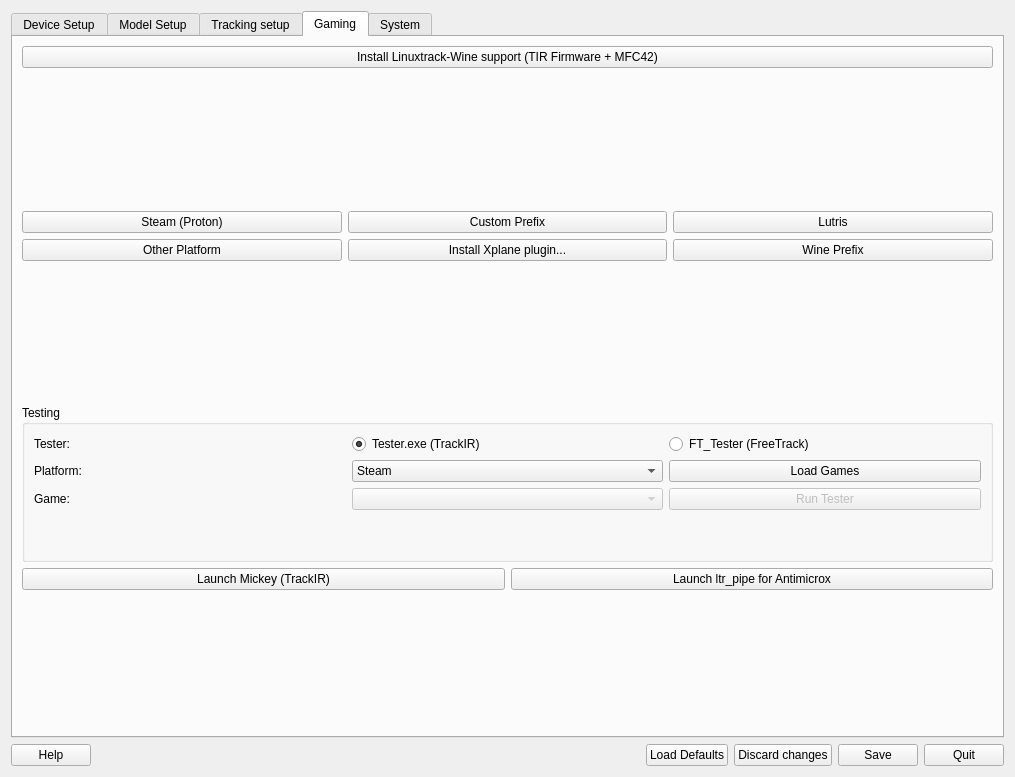
fwfa123/linuxtrackx-ir, file src/qt_gui/ltr.ui: the form before one commit.
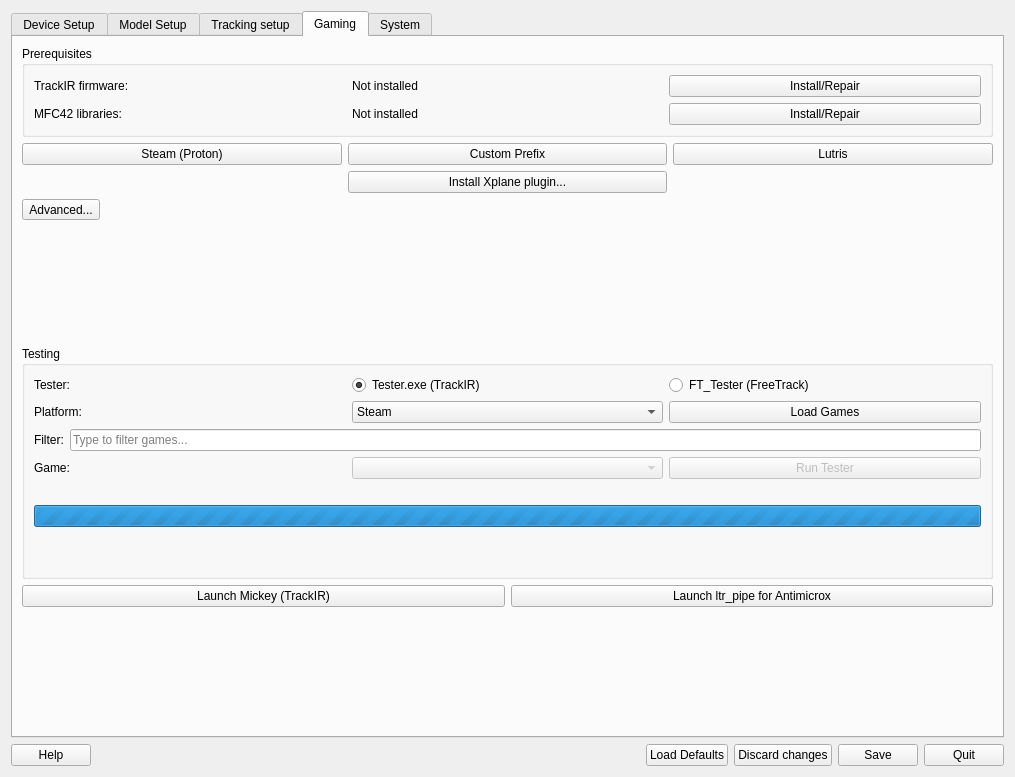
The form after the commit. The open tabs and pages were chosen to show the change. Icons and pictures are not drawn.

Commit message: Gaming tab: prereq gating + Testing UX fixes; platform keying; icon path fixes; i18n sweep (tr()) across GUI; remove legacy advanced buttons; add follow-up tasks doc; build verified

```diff
--- a/src/qt_gui/ltr.ui
+++ b/src/qt_gui/ltr.ui
@@ -120,25 +120,74 @@
       </attribute>
       <layout class="QVBoxLayout" name="gamingTabLayout">
        <item>
-        <widget class="QPushButton" name="InstallTirMfcButton">
-         <property name="text">
-          <string>Install Linuxtrack-Wine support (TIR Firmware + MFC42)</string>
+        <widget class="QGroupBox" name="PrereqGroupBox">
+         <property name="title">
+          <string>Prerequisites</string>
          </property>
+         <layout class="QGridLayout" name="prereqLayout">
+          <item row="0" column="0">
+           <widget class="QLabel" name="FirmwareLabel">
+            <property name="text">
+             <string>TrackIR firmware:</string>
+            </property>
+            <property name="accessibleName">
+             <string>TrackIR firmware label</string>
+            </property>
+           </widget>
+          </item>
+          <item row="0" column="1">
+           <widget class="QLabel" name="FirmwareStatusLabel">
+            <property name="text">
+             <string>Not installed</string>
+            </property>
+            <property name="accessibleName">
+             <string>TrackIR firmware status</string>
+            </property>
+           </widget>
+          </item>
+          <item row="0" column="2">
+           <widget class="QPushButton" name="FirmwareActionButton">
+            <property name="text">
+             <string>Install/Repair</string>
+            </property>
+            <property name="accessibleName">
+             <string>Install or repair TrackIR firmware</string>
+            </property>
+           </widget>
+          </item>
+          <item row="1" column="0">
+           <widget class="QLabel" name="MfcLabel">
+            <property name="text">
+             <string>MFC42 libraries:</string>
+            </property>
+            <property name="accessibleName">
+             <string>MFC42 label</string>
+            </property>
+           </widget>
+          </item>
+          <item row="1" column="1">
+           <widget class="QLabel" name="MfcStatusLabel">
+            <property name="text">
+             <string>Not installed</string>
+            </property>
+            <property name="accessibleName">
+             <string>MFC42 status</string>
+            </property>
+           </widget>
+          </item>
+          <item row="1" column="2">
+           <widget class="QPushButton" name="MfcActionButton">
+            <property name="text">
+             <string>Install/Repair</string>
+            </property>
+            <property name="accessibleName">
+             <string>Install or repair MFC42 libraries</string>
+            </property>
+           </widget>
+          </item>
+         </layout>
         </widget>
        </item>
-       <item>
-        <spacer name="verticalSpacer_6">
-         <property name="orientation">
-          <enum>Qt::Vertical</enum>
-         </property>
-         <property name="sizeHint" stdset="0">
-          <size>
-           <width>20</width>
-           <height>20</height>
-          </size>
-         </property>
-        </spacer>
-       </item>
        <item>
         <layout class="QGridLayout" name="gridLayout_3">
          <item row="0" column="0">
@@ -162,20 +211,8 @@
            </property>
           </widget>
          </item>
-         <item row="1" column="0">
-          <widget class="QPushButton" name="OtherPlatformButton">
-           <property name="text">
-            <string>Other Platform</string>
-           </property>
-          </widget>
-         </item>
-         <item row="1" column="2">
-          <widget class="QPushButton" name="WinePrefixButton">
-           <property name="text">
-            <string>Wine Prefix</string>
-           </property>
-          </widget>
-         </item>
+          <!-- Removed legacy OtherPlatformButton; covered by Advanced... menu -->
+          <!-- Removed legacy WinePrefixButton; covered by Advanced... menu -->
          <item row="1" column="1">
           <widget class="QPushButton" name="XplanePluginButton">
            <property name="text">
@@ -183,6 +220,19 @@
            </property>
           </widget>
          </item>
+          <item row="2" column="0" colspan="3">
+           <widget class="QToolButton" name="AdvancedButton">
+            <property name="text">
+             <string>Advanced...</string>
+            </property>
+            <property name="toolTip">
+             <string>Advanced installation options</string>
+            </property>
+            <property name="popupMode">
+             <enum>QToolButton::InstantPopup</enum>
+            </property>
+           </widget>
+          </item>
         </layout>
        </item>
        <item>
@@ -265,6 +315,36 @@
               <property name="text">
                <string>Load Games</string>
               </property>
+               <property name="visible">
+                <bool>false</bool>
+               </property>
+              <property name="toolTip">
+               <string>Manually reload games (shown if auto-load fails)</string>
+              </property>
+             </widget>
+            </item>
+           </layout>
+          </item>
+          <item>
+           <layout class="QHBoxLayout" name="filterLayout">
+            <item>
+             <widget class="QLabel" name="FilterLabel">
+              <property name="text">
+               <string>Filter:</string>
+              </property>
+             </widget>
+            </item>
+            <item>
+             <widget class="QLineEdit" name="GameFilterEdit">
+              <property name="placeholderText">
+               <string>Type to filter games...</string>
+              </property>
+              <property name="toolTip">
+               <string>Filter the game list by name</string>
+              </property>
+              <property name="accessibleName">
+               <string>Game Filter</string>
+              </property>
              </widget>
             </item>
            </layout>
@@ -297,6 +377,32 @@
             </item>
            </layout>
           </item>
+          <item>
+           <widget class="QLabel" name="TestingStatusLabel">
+            <property name="text">
+             <string/>
+            </property>
+            <property name="accessibleName">
+             <string>Testing Status</string>
+            </property>
+           </widget>
+          </item>
+          <item>
+           <widget class="QProgressBar" name="TestingProgressBar">
+            <property name="minimum">
+             <number>0</number>
+            </property>
+            <property name="maximum">
+             <number>0</number>
+            </property>
+            <property name="textVisible">
+             <bool>false</bool>
+            </property>
+            <property name="visible">
+             <bool>false</bool>
+            </property>
+           </widget>
+          </item>
           <item>
            <spacer name="verticalSpacer_5">
             <property name="orientation">
```
Left out of the diff: 68 changed lines with no effect on the pictures. The commit also changes 36 other files.
